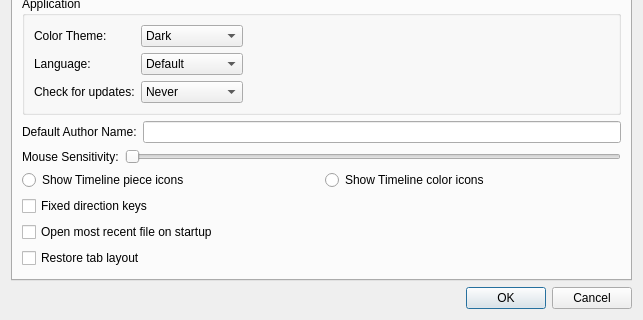
Above: lclib/qt/lc_qpreferencesdialog.ui from trevorsandy/lpub3d-ci before the change; both pictures show x 0 to 643 and y 231 to 551 of the 643 by 551 pixel window. Below: the same form after it.
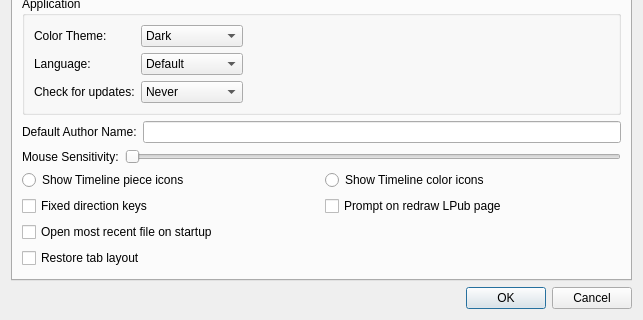
That is the form after the change. The open tabs and pages were chosen to show the change. Icons and pictures are not drawn.

What changed in the file:
```diff
--- a/lclib/qt/lc_qpreferencesdialog.ui
+++ b/lclib/qt/lc_qpreferencesdialog.ui
@@ -6,8 +6,8 @@
    <rect>
     <x>0</x>
     <y>0</y>
-    <width>587</width>
-    <height>520</height>
+    <width>589</width>
+    <height>522</height>
    </rect>
   </property>
   <property name="windowTitle">
@@ -1663,26 +1663,37 @@
         </layout>
        </item>
        <item>
+        <layout class="QGridLayout" name="gridLayout_11">
+         <item row="0" column="0">
         <widget class="QCheckBox" name="fixedDirectionKeys">
          <property name="text">
           <string>Fixed direction keys</string>
          </property>
         </widget>
        </item>
-       <item>
-        <widget class="QCheckBox" name="autoLoadMostRecent">
-         <property name="text">
-          <string>Open most recent file on startup</string>
-         </property>
-        </widget>
-       </item>
-       <item>
+         <item row="2" column="0">
         <widget class="QCheckBox" name="RestoreTabLayout">
          <property name="text">
           <string>Restore tab layout</string>
          </property>
         </widget>
        </item>
+         <item row="1" column="0">
+          <widget class="QCheckBox" name="autoLoadMostRecent">
+           <property name="text">
+            <string>Open most recent file on startup</string>
+           </property>
+          </widget>
+         </item>
+         <item row="0" column="1">
+          <widget class="QCheckBox" name="PromptRedrawLPubPage">
+           <property name="text">
+            <string>Prompt on redraw LPub page</string>
+           </property>
+          </widget>
+         </item>
+        </layout>
+       </item>
        <item>
         <spacer name="verticalSpacer_2">
          <property name="orientation">
```
Left out of the diff: 27 changed lines with no effect on the pictures. Lines whose indentation alone changed are shown as unchanged.
